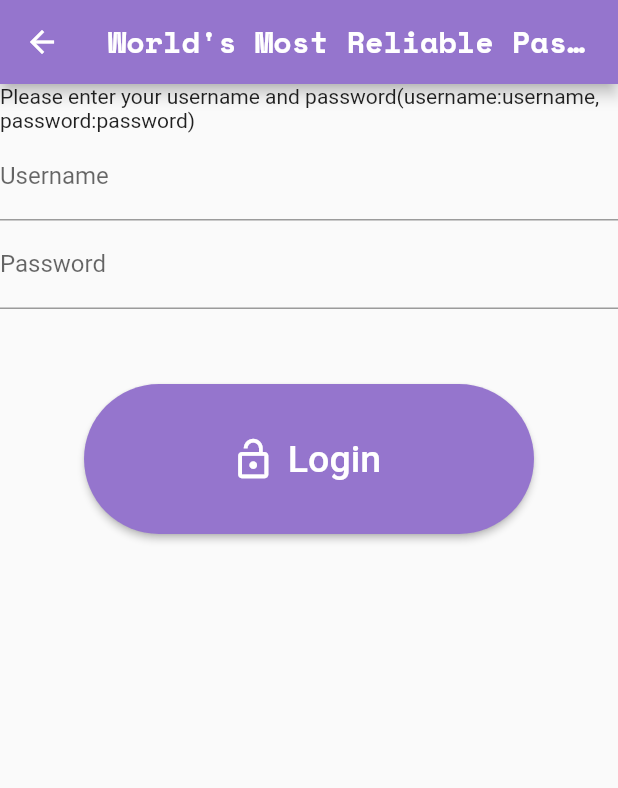
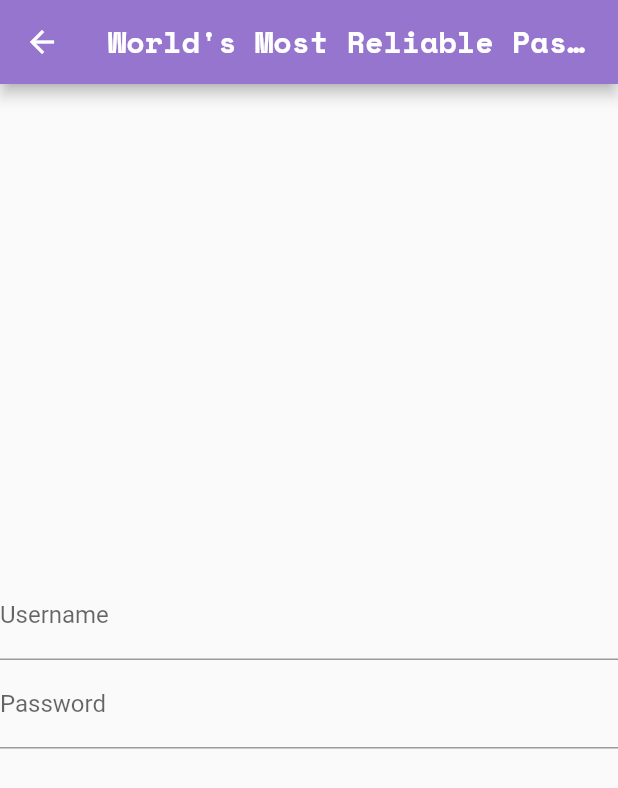
Before and after one commit to njclark1/reliablepasswordmanager, a Flutter app: the Login screen opened directly, after a tap on "Login", on a phone screen of 412 x 824 dp. Shown: the top 788 px of the screen. Run offline on Flutter 3.47's test engine with Material 2 defaults, Android fonts, the phone set to English and light mode, and no system bars; missing offline and left inert: dart:html.

Commit message:
building user login system

```diff
--- a/lib/login.dart
+++ b/lib/login.dart
@@ -2,18 +2,29 @@ import 'dart:async';
 import 'dart:html';
 
 import 'package:flutter/material.dart';
+import 'package:myapp/passwords.dart';
 
 //build List screen
-class Login extends StatelessWidget {
+class Login extends StatefulWidget {
   const Login({Key? key}) : super(key: key);
 
   @override
+  State<Login> createState() => _LoginState();
+}
+
+class _LoginState extends State<Login> {
+  @override
+  String correctUser = "password";
+  String correctPass = "username";
+  TextEditingController usernameController = new TextEditingController();
+  TextEditingController passwordController = new TextEditingController();
+
   Widget build(BuildContext context) {
     return Scaffold(
         //header bar properties
         appBar: AppBar(
           title: Text(
-            'World\'s Most Reliable Password Manager - LOGIN',
+            'World\'s Most Reliable Password Manager',
             style: TextStyle(fontFamily: 'Mono'),
           ),
           centerTitle: true,
@@ -21,12 +32,13 @@ class Login extends StatelessWidget {
         ),
 
         //Login Screen
-        body: Column(children: <Widget>[
-          Row(),
-          Container(
-            alignment: Alignment.center,
-            child: Text(
-                "Please enter your username and password(username:username, password:password)"),
+        body: Column(
+            mainAxisAlignment: MainAxisAlignment.center,
+            crossAxisAlignment: CrossAxisAlignment.center,
+            children: <Widget>[
+              Row(
+                mainAxisAlignment: MainAxisAlignment.center,
+                crossAxisAlignment: CrossAxisAlignment.center,
               ),
               //username field
               Container(
@@ -34,7 +46,9 @@ class Login extends StatelessWidget {
                 width: 500,
                 child: TextFormField(
                   decoration: const InputDecoration(
-                  border: UnderlineInputBorder(), labelText: 'Username'),
+                      border: UnderlineInputBorder(),
+                      hintText: 'username is password',
+                      labelText: 'Username'),
                 ),
               ),
               //password field
@@ -43,7 +57,9 @@ class Login extends StatelessWidget {
                 width: 500,
                 child: TextFormField(
                   decoration: const InputDecoration(
-                  border: UnderlineInputBorder(), labelText: 'Password'),
+                      border: UnderlineInputBorder(),
+                      hintText: 'password is username',
+                      labelText: 'Password'),
                 ),
               ),
               //login submit button
@@ -59,8 +75,10 @@ class Login extends StatelessWidget {
                             borderRadius: BorderRadius.circular(50),
                           )),
                       onPressed: () {
-                    Navigator.push(context,
-                        MaterialPageRoute(builder: (context) => Login()));
+                        Navigator.push(
+                            context,
+                            MaterialPageRoute(
+                                builder: (context) => Passwords()));
                       },
                       //styling for button icon
                       icon: const Icon(
--- a/lib/main.dart
+++ b/lib/main.dart
@@ -2,8 +2,8 @@ import 'dart:async';
 import 'dart:html';
 
 import 'package:flutter/material.dart';
-import 'login.dart';
-import 'passwords.dart';
+import 'package:myapp/login.dart';
+import 'package:myapp/passwords.dart';
 
 void main() => runApp(MaterialApp(home: Home()));
 
--- a/lib/passwords.dart
+++ b/lib/passwords.dart
@@ -4,8 +4,8 @@ import 'dart:html';
 import 'package:flutter/material.dart';
 
 //build List screen
-class List extends StatelessWidget {
-  const List({Key? key}) : super(key: key);
+class Passwords extends StatelessWidget {
+  const Passwords({Key? key}) : super(key: key);
 
   @override
   Widget build(BuildContext context) {
@@ -13,18 +13,45 @@ class List extends StatelessWidget {
         //header bar properties
         appBar: AppBar(
           title: Text(
-            'World\'s Most Reliable Password Manager-PASSWORDS',
+            'World\'s Most Reliable Password Manager',
             style: TextStyle(fontFamily: 'Mono'),
           ),
           centerTitle: true,
           backgroundColor: Colors.deepPurple[300],
         ),
-        //Homescreen Image
-        body: Container(
-          //body container properties
-          decoration: BoxDecoration(
-              image: DecorationImage(
-                  image: AssetImage('images/locks.jpeg'), fit: BoxFit.cover)),
-        ));
+
+        //Login Screen
+        body: Column(
+            mainAxisAlignment: MainAxisAlignment.center,
+            crossAxisAlignment: CrossAxisAlignment.center,
+            children: <Widget>[
+              Row(
+                mainAxisAlignment: MainAxisAlignment.center,
+                crossAxisAlignment: CrossAxisAlignment.center,
+              ),
+              //username field
+              Container(
+                alignment: Alignment.center,
+                width: 500,
+                child: TextFormField(
+                  decoration: const InputDecoration(
+                      border: UnderlineInputBorder(),
+                      hintText: 'username is password',
+                      labelText: 'Username'),
+                ),
+              ),
+              //password field
+              Container(
+                alignment: Alignment.center,
+                width: 500,
+                child: TextFormField(
+                  decoration: const InputDecoration(
+                      border: UnderlineInputBorder(),
+                      hintText: 'password is username',
+                      labelText: 'Password'),
+                ),
+              ),
+              //login submit button
+            ]));
   }
 }
```
Lines whose indentation alone changed are shown as unchanged.
